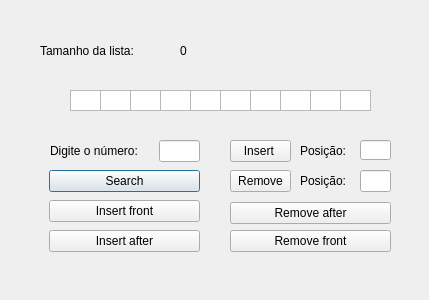
First picture: the form in EstDadosQT/windowlinkedlist.ui, repository artcurty/GedQT, before the edit.
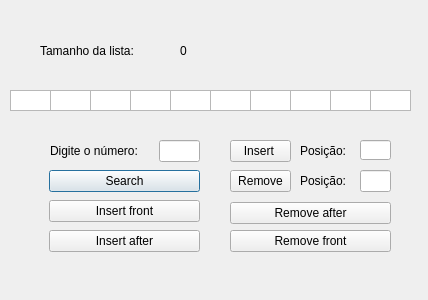
Second picture: the form after the edit.

```diff
--- a/EstDadosQT/windowlinkedlist.ui
+++ b/EstDadosQT/windowlinkedlist.ui
@@ -6,7 +6,7 @@
    <rect>
     <x>0</x>
     <y>0</y>
-    <width>429</width>
+    <width>428</width>
     <height>300</height>
    </rect>
   </property>
@@ -202,9 +202,9 @@
   <widget class="QListWidget" name="elem1">
    <property name="geometry">
     <rect>
-     <x>70</x>
+     <x>10</x>
      <y>90</y>
-     <width>31</width>
+     <width>41</width>
      <height>21</height>
     </rect>
    </property>
@@ -212,9 +212,9 @@
   <widget class="QListWidget" name="elem2">
    <property name="geometry">
     <rect>
-     <x>100</x>
+     <x>50</x>
      <y>90</y>
-     <width>31</width>
+     <width>41</width>
      <height>21</height>
     </rect>
    </property>
@@ -222,9 +222,9 @@
   <widget class="QListWidget" name="elem3">
    <property name="geometry">
     <rect>
-     <x>130</x>
+     <x>90</x>
      <y>90</y>
-     <width>31</width>
+     <width>41</width>
      <height>21</height>
     </rect>
    </property>
@@ -232,9 +232,9 @@
   <widget class="QListWidget" name="elem4">
    <property name="geometry">
     <rect>
-     <x>160</x>
+     <x>130</x>
      <y>90</y>
-     <width>31</width>
+     <width>41</width>
      <height>21</height>
     </rect>
    </property>
@@ -242,9 +242,9 @@
   <widget class="QListWidget" name="elem5">
    <property name="geometry">
     <rect>
-     <x>190</x>
+     <x>170</x>
      <y>90</y>
-     <width>31</width>
+     <width>41</width>
      <height>21</height>
     </rect>
    </property>
@@ -252,9 +252,9 @@
   <widget class="QListWidget" name="elem6">
    <property name="geometry">
     <rect>
-     <x>220</x>
+     <x>210</x>
      <y>90</y>
-     <width>31</width>
+     <width>41</width>
      <height>21</height>
     </rect>
    </property>
@@ -264,7 +264,7 @@
     <rect>
      <x>250</x>
      <y>90</y>
-     <width>31</width>
+     <width>41</width>
      <height>21</height>
     </rect>
    </property>
@@ -272,9 +272,9 @@
   <widget class="QListWidget" name="elem8">
    <property name="geometry">
     <rect>
-     <x>280</x>
+     <x>290</x>
      <y>90</y>
-     <width>31</width>
+     <width>41</width>
      <height>21</height>
     </rect>
    </property>
@@ -282,9 +282,9 @@
   <widget class="QListWidget" name="elem9">
    <property name="geometry">
     <rect>
-     <x>310</x>
+     <x>330</x>
      <y>90</y>
-     <width>31</width>
+     <width>41</width>
      <height>21</height>
     </rect>
    </property>
@@ -292,9 +292,9 @@
   <widget class="QListWidget" name="elem10">
    <property name="geometry">
     <rect>
-     <x>340</x>
+     <x>370</x>
      <y>90</y>
-     <width>31</width>
+     <width>41</width>
      <height>21</height>
     </rect>
    </property>
```
